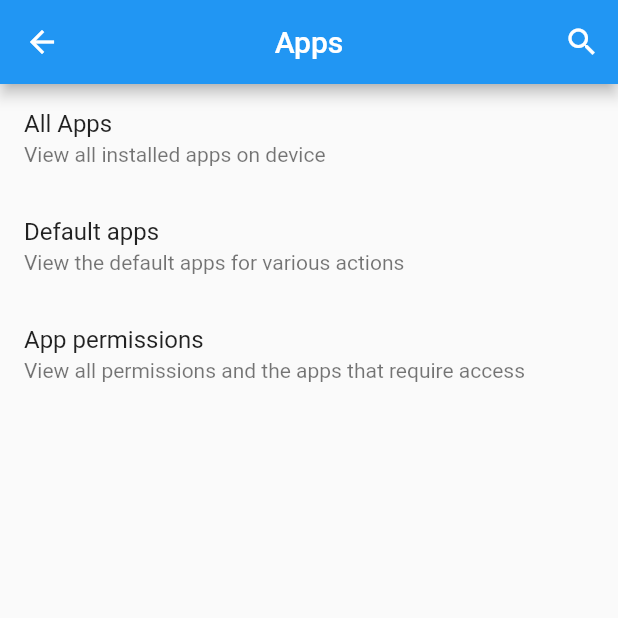
After one commit to kwe-k-u/settings, a Flutter app: the screen it shows after launch, after a tap on "Apps", on a phone screen of 412 x 824 dp, the top half of it. The commit adds this screen. Run offline on Flutter 3.47's test engine with Material 2 defaults, Android fonts, the phone set to English and light mode, and no system bars.

Commit message:
Added basic apps ui

```diff
--- /dev/null
+++ b/lib/UI/AppListPage.dart
@@ -0,0 +1,38 @@
+import 'package:flutter/material.dart';
+
+class AppListPage extends StatefulWidget {
+  @override
+  _AppListPageState createState() => _AppListPageState();
+}
+
+class _AppListPageState extends State<AppListPage> {
+  @override
+  Widget build(BuildContext context) {
+    return MaterialApp(
+      home: Scaffold(
+        appBar: AppBar(
+          title: Text("Apps"),
+          centerTitle: true,
+          leading: BackButton(
+            onPressed: (){
+              Navigator.pop(context);
+            },
+          ),
+        ),
+
+        body: Container(
+          padding: EdgeInsets.all(8.0),
+          child: ListView.builder(itemBuilder: (context,index){
+
+            return ListTile(
+              leading: Icon(Icons.android),
+              title: Text("Some app"),
+              subtitle: Text("171 MB"),
+            );
+
+          }),
+        ),
+      ),
+    );
+  }
+}
--- /dev/null
+++ b/lib/UI/AppsPage.dart
@@ -0,0 +1,66 @@
+import 'package:flutter/material.dart';
+import 'package:settings/UI/AppListPage.dart';
+
+class AppsPage extends StatefulWidget {
+  @override
+  _AppsPageState createState() => _AppsPageState();
+}
+
+class _AppsPageState extends State<AppsPage> {
+  @override
+  Widget build(BuildContext context) {
+    return MaterialApp(
+      home: Scaffold(
+        appBar: AppBar(
+          title: Text("Apps"),
+          centerTitle: true,
+          leading: BackButton(
+            onPressed: (){
+              Navigator.pop(context);
+            },
+          ),
+
+          actions: [
+            IconButton(
+                icon: Icon(Icons.search),
+                onPressed: (){
+
+            })
+          ],
+        ),
+
+        body: Container(
+          child: ListView(
+            children: [
+
+              ListTile(
+                title: Text("All Apps"),
+                subtitle: Text("View all installed apps on device"),
+                onTap: (){
+                  Navigator.push(context, MaterialPageRoute(
+                      builder: (context)=> AppListPage())
+                  );
+                },
+              ),
+
+
+
+              ListTile(
+                title: Text("Default apps"),
+                subtitle: Text("View the default apps for various actions"),
+              ),
+
+
+
+              ListTile(
+                title: Text("App permissions"),
+                subtitle: Text("View all permissions and the apps that require access"),
+              ),
+
+            ],
+          )
+          ),
+        ),
+    );
+  }
+}
--- a/lib/UI/HomePage.dart
+++ b/lib/UI/HomePage.dart
@@ -1,4 +1,5 @@
 import 'package:flutter/material.dart';
+import 'package:settings/UI/AppsPage.dart';
 
 
 class HomePage extends StatefulWidget {
@@ -52,6 +53,11 @@ class _HomePageState extends State<HomePage> {
               ListTile(
                 leading: Icon(Icons.android_rounded),
                 title: Text("Apps"),
+                onTap: (){
+                  Navigator.push(context, MaterialPageRoute(
+                      builder: (context)=> AppsPage())
+                  );
+                },
               ),
 
               ListTile(
```
